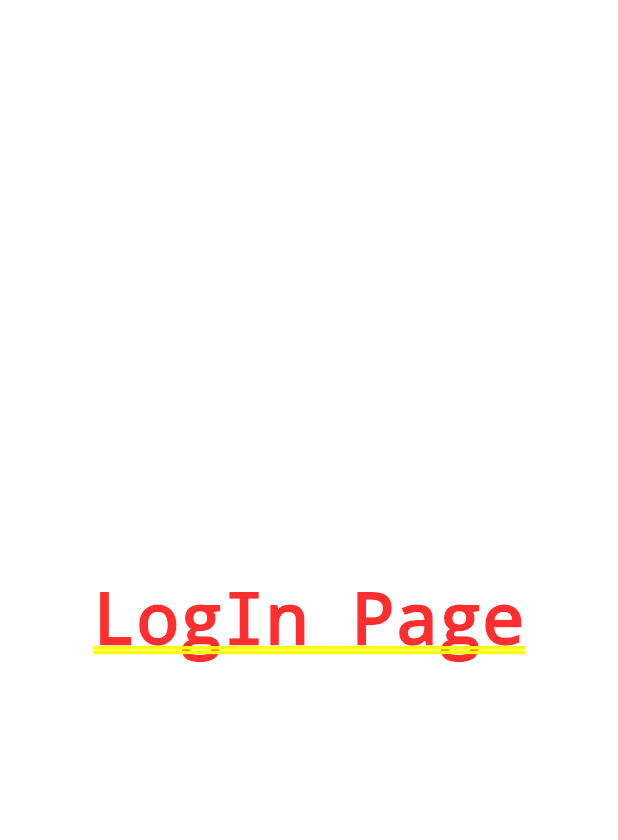
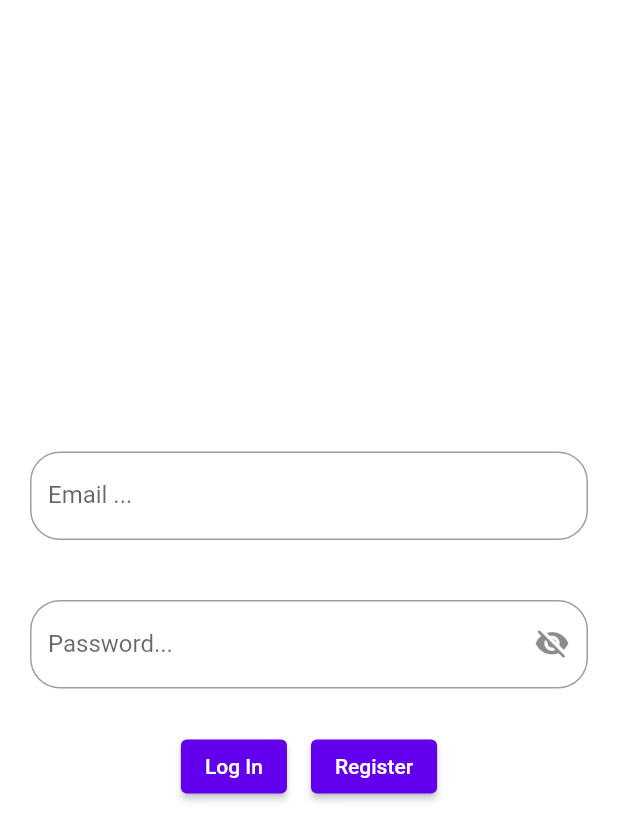
Before and after one commit to rrrrares33/workout_tracker, a Flutter app: the screen it shows after launch, on a phone screen of 412 x 824 dp. Shown: the top 840 px of the screen. Run offline on Flutter 3.47's test engine with Material 2 defaults, Android fonts, the phone set to English and light mode, and no system bars; our stand-ins replace firebase_auth, firebase_core; accounts and stored records are empty; Roboto replaces fonts that are missing (Times New Roman).

Commit message:
"Finished the login logic."

```diff
--- a/lib/firebase/check_authenticated.dart
+++ b/lib/firebase/check_authenticated.dart
@@ -11,7 +11,8 @@ class CheckAuthenticated extends StatelessWidget {
 
   @override
   Widget build(BuildContext context) {
-    final AuthenticationService authenticationService = Provider.of<AuthenticationService>(context);
+    final AuthenticationService authenticationService =
+        Provider.of<AuthenticationService>(context);
     return StreamBuilder<User?>(
         stream: authenticationService.user,
         builder: (_, AsyncSnapshot<User?> snapshot) {
--- a/lib/welcome_screen.dart
+++ b/lib/landing_screen.dart
@@ -3,6 +3,7 @@ import 'package:provider/provider.dart';
 
 import '../routing/all_routes.dart';
 import '../routing/routing_constants.dart';
+import '../ui/theme_data.dart';
 import 'firebase/authentication_service.dart';
 
 class WorkoutTracker extends StatelessWidget {
@@ -17,10 +18,9 @@ class WorkoutTracker extends StatelessWidget {
           ),
         ],
         child: MaterialApp(
-          title: 'Flutter App',
-          theme: ThemeData(
-            primarySwatch: Colors.blue,
-          ),
+          title: 'Workout Supervisor',
+          darkTheme: ThemeClass.darkTheme,
+          theme: ThemeClass.lightTheme,
           onGenerateRoute: Routers.generateRoute,
           initialRoute: LandingPageRoute,
         ));
--- a/lib/main.dart
+++ b/lib/main.dart
@@ -1,7 +1,7 @@
 import 'package:firebase_core/firebase_core.dart';
 import 'package:flutter/cupertino.dart';
 // import 'package:provider/provider.dart';
-import 'welcome_screen.dart';
+import 'landing_screen.dart';
 
 Future<void> main() async {
   WidgetsFlutterBinding.ensureInitialized();
--- a/lib/routing/all_routes.dart
+++ b/lib/routing/all_routes.dart
@@ -10,7 +10,8 @@ class Routers {
   static Route<dynamic> generateRoute(RouteSettings settings) {
     switch (settings.name) {
       case LandingPageRoute:
-        return MaterialPageRoute<dynamic>(builder: (_) => const CheckAuthenticated());
+        return MaterialPageRoute<dynamic>(
+            builder: (_) => const CheckAuthenticated());
       case RegisterPageRoute:
         return MaterialPageRoute<dynamic>(builder: (_) => const RegisterPage());
       case LogInPageRoute:
@@ -18,7 +19,8 @@ class Routers {
       case HomePageRoute:
         return MaterialPageRoute<dynamic>(builder: (_) => const HomePage());
       default:
-        return MaterialPageRoute<dynamic>(builder: (_) => const CheckAuthenticated());
+        return MaterialPageRoute<dynamic>(
+            builder: (_) => const CheckAuthenticated());
     }
   }
 }
--- a/lib/ui/login_page.dart
+++ b/lib/ui/login_page.dart
@@ -1,13 +1,115 @@
 import 'package:flutter/material.dart';
+import 'package:provider/provider.dart';
+import '../firebase/authentication_service.dart';
 
-class LogInPage extends StatelessWidget {
+class LogInPage extends StatefulWidget {
   const LogInPage({Key? key}) : super(key: key);
 
   @override
+  State<LogInPage> createState() => _LogInPageState();
+}
+
+class _LogInPageState extends State<LogInPage> {
+  // Controllers for textFields.
+  // One for email and one for password.
+  final TextEditingController emailController = TextEditingController();
+  final TextEditingController passwordController = TextEditingController();
+
+  // Whether it should hide content of the TextField field.
+  late bool _doNotShowPassword = true;
+
+  // Regex expression for email.
+  final RegExp _regexEmail = RegExp(
+      r"^[a-zA-Z0-9.a-zA-Z0-9.!#$%&'*+-/=?^_`{|}~]+@[a-zA-Z0-9]+\.[a-zA-Z]+");
+
+  // Between 8 and 20 characters, at least one uppercase letter, one lowercase letter,
+  //    one number and one special character:
+  // final RegExp _regexPassword = RegExp(r'^(?=.*[a-z])(?=.*[A-Z])(?=.*\d)(?=.*[@$!%*?&])[A-Za-z\d@$!%*?&]{8,20}$');
+
+  String? _emailWarning;
+  // final String _passwordWarning = '';
+
+  @override
   Widget build(BuildContext context) {
-    return const Center(
-      child: Text(
-        'LogIn Page',
+    // Get authentication service from Provider.
+    final AuthenticationService authenticationService =
+        Provider.of<AuthenticationService>(context);
+
+    return Scaffold(
+      body: Column(
+        mainAxisAlignment: MainAxisAlignment.center,
+        children: <Widget>[
+          Padding(
+            padding: const EdgeInsetsDirectional.all(20),
+            child: TextFormField(
+              controller: emailController,
+              keyboardType: TextInputType.name,
+              onChanged: (String text) {
+                if (text == '' || !_regexEmail.hasMatch(text)) {
+                  _emailWarning = 'Email is not valid.';
+                } else {
+                  _emailWarning = null;
+                }
+              },
+              decoration: InputDecoration(
+                labelText: 'Email ...',
+                errorText: _emailWarning,
+                border: const OutlineInputBorder(
+                    borderRadius: BorderRadius.all(Radius.circular(20.0))),
+              ),
+            ),
+          ),
+          Padding(
+            padding: const EdgeInsetsDirectional.all(20),
+            child: TextField(
+              obscureText: _doNotShowPassword,
+              enableSuggestions: false,
+              autocorrect: false,
+              controller: passwordController,
+              keyboardType: TextInputType.name,
+              decoration: InputDecoration(
+                labelText: 'Password...',
+                border: const OutlineInputBorder(
+                    borderRadius: BorderRadius.all(Radius.circular(20.0))),
+                suffixIcon: IconButton(
+                  icon: Icon(_doNotShowPassword
+                      ? Icons.visibility_off_rounded
+                      : Icons.visibility_rounded),
+                  onPressed: () {
+                    setState(() {
+                      _doNotShowPassword = !_doNotShowPassword;
+                    });
+                  },
+                ),
+              ),
+            ),
+          ),
+          Row(
+            mainAxisAlignment: MainAxisAlignment.center,
+            children: <Widget>[
+              Padding(
+                padding: const EdgeInsets.all(8.0),
+                child: ElevatedButton(
+                    onPressed: () {
+                      if (_emailWarning == null &&
+                          passwordController.text != '')
+                        // print('here');
+                        authenticationService.signInUserEmailPassword(
+                            emailController.text, passwordController.text);
+                    },
+                    child: const Text('Log In')),
+              ),
+              Padding(
+                padding: const EdgeInsets.all(8.0),
+                child: ElevatedButton(
+                    onPressed: () {
+                      Navigator.pushNamed(context, 'register');
+                    },
+                    child: const Text('Register')),
+              ),
+            ],
+          )
+        ],
       ),
     );
   }
--- /dev/null
+++ b/lib/ui/theme_data.dart
@@ -0,0 +1,19 @@
+import 'package:flutter/material.dart';
+
+class ThemeClass {
+  static ThemeData lightTheme = ThemeData(
+      fontFamily: 'Times New Roman',
+      scaffoldBackgroundColor: Colors.white,
+      colorScheme: const ColorScheme.light(),
+      appBarTheme: const AppBarTheme(
+        backgroundColor: Colors.blue,
+      ));
+
+  static ThemeData darkTheme = ThemeData(
+      fontFamily: 'Times New Roman',
+      scaffoldBackgroundColor: Colors.black,
+      colorScheme: const ColorScheme.dark(),
+      appBarTheme: const AppBarTheme(
+        backgroundColor: Colors.black,
+      ));
+}
```
Also changed, not shown: lib/firebase/authentication_service.dart (+6 -5 lines), lib/ui/home_page.dart (+28 -6 lines), .github/workflows/CI_CD_Pipeline.yaml.
